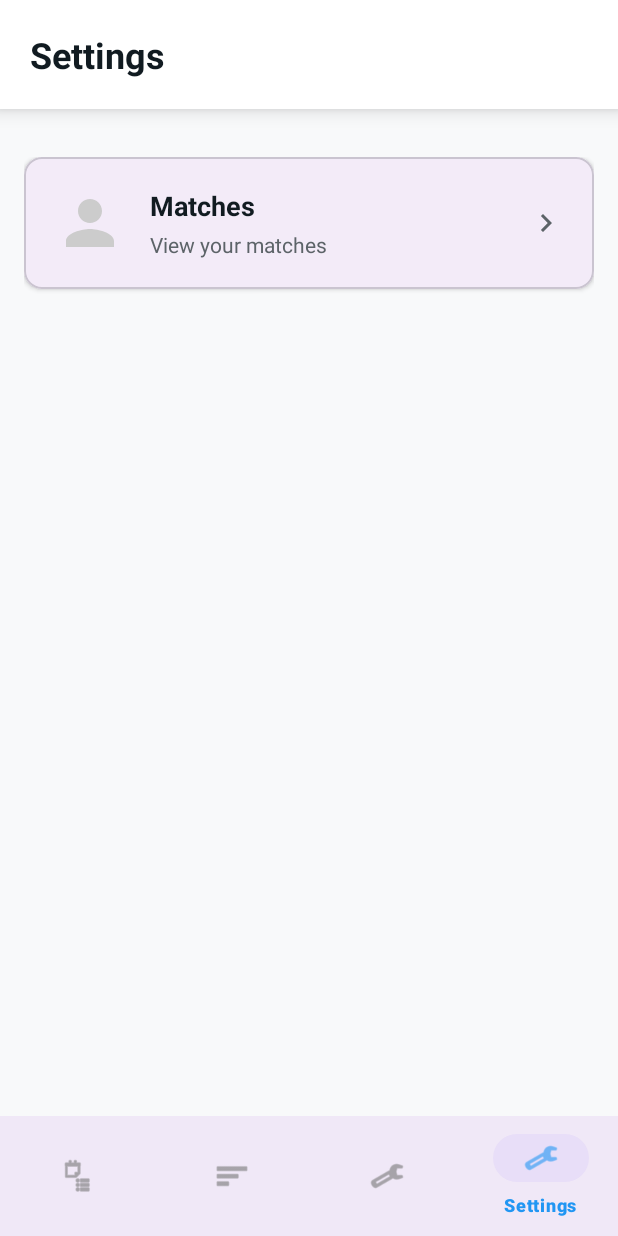
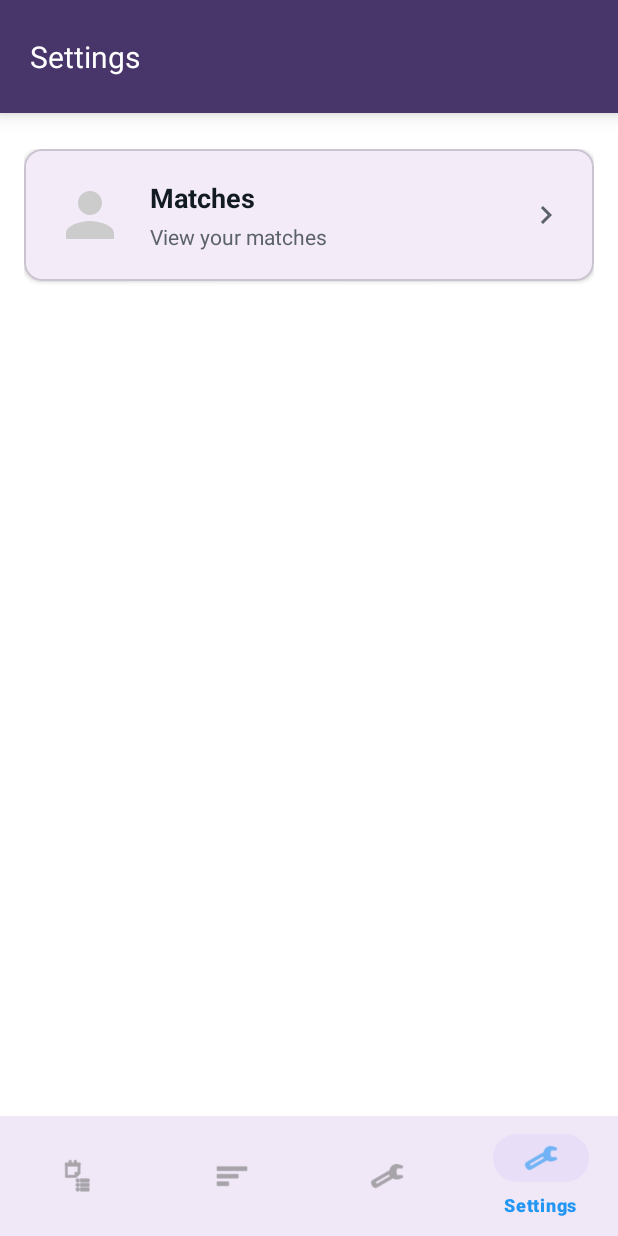
Before and after one commit to developersvsp-dev/bondly, an Android app: the screen it shows after launch once a user with an empty profile is signed in (MainActivity), item 4 of the bottom bar chosen, on a phone screen of 412 x 824 dp. Run offline under Robolectric (Android 15) with nearby library versions, the phone set to English and light mode, and no system bars; our stand-ins replace Firebase (no records; nobody signed in at launch, a user with empty details on screens opened directly).

```diff
--- a/app/src/main/java/com/vaibhav/bondly/MainActivity.java
+++ b/app/src/main/java/com/vaibhav/bondly/MainActivity.java
@@ -9,12 +9,14 @@ import android.os.Handler;
 import android.os.Looper;
 import android.util.Log;
 import android.view.View;
+import com.google.android.material.appbar.AppBarLayout;
 import com.google.android.material.bottomnavigation.BottomNavigationView;
+import androidx.appcompat.widget.Toolbar;
 import com.google.firebase.auth.FirebaseAuth;
 import com.google.firebase.auth.FirebaseUser;
-import com.google.firebase.firestore.FirebaseFirestore;  // 🔥 ADD
-import java.util.HashMap;  // 🔥 ADD
-import java.util.Map;      // 🔥 ADD
+import com.google.firebase.firestore.FirebaseFirestore;
+import java.util.HashMap;
+import java.util.Map;
 
 public class MainActivity extends AppCompatActivity {
     private static final String TAG = "MainActivity";
@@ -22,6 +24,10 @@ public class MainActivity extends AppCompatActivity {
     private FirebaseAuth mAuth;
     private View splashView;
     private boolean isNavigationSetup = false;
+
+    // 🔥 HEADER CONTROL
+    private AppBarLayout appbarHeader;
+    private Toolbar toolbar;
 
     @Override
     protected void onCreate(Bundle savedInstanceState) {
@@ -42,14 +48,10 @@ public class MainActivity extends AppCompatActivity {
             Log.d(TAG, "🔥 CURRENT USER ID: " + (user != null ? user.getUid() : "NULL"));
 
             if (user != null) {
-                // ✅ AUTO LOGIN IF NEEDED
-                if (user.isAnonymous()) {
-                    Log.d(TAG, "✅ Anonymous user OK: " + user.getUid());
-                }
+                Log.d(TAG, "✅ User exists: " + user.getUid());
                 hideSplash();
                 setupBottomNavigation();
             } else {
-                // ✅ AUTO ANONYMOUS LOGIN (Production ready)
                 mAuth.signInAnonymously()
                         .addOnCompleteListener(task -> {
                             if (task.isSuccessful()) {
@@ -78,23 +80,40 @@ public class MainActivity extends AppCompatActivity {
     private void setupBottomNavigation() {
         if (isNavigationSetup) return;
 
+        // 🔥 INITIALIZE HEADER VIEWS
+        appbarHeader = findViewById(R.id.appbar_header);
+        toolbar = findViewById(R.id.toolbar);
+
         bottomNavigation = findViewById(R.id.bottom_navigation);
         bottomNavigation.setOnItemSelectedListener(item -> {
             Fragment fragment = null;
             int id = item.getItemId();
 
-            if (id == R.id.nav_feed) fragment = new FeedFragment();
-            else if (id == R.id.nav_inbox) fragment = new InboxFragment();
-            else if (id == R.id.nav_profile) fragment = new ProfileFragment();
-            else if (id == R.id.nav_settings) fragment = new SettingsFragment();
+            if (id == R.id.nav_feed) {
+                fragment = new FeedFragment();
+                showHeader("Lifemate"); // 🔥 SHOW HEADER ONLY ON FEED
+            }
+            else if (id == R.id.nav_inbox) {
+                fragment = new InboxFragment();
+                hideHeader(); // 🔥 HIDE ON INBOX
+            }
+            else if (id == R.id.nav_profile) {
+                fragment = new ProfileFragment();
+                hideHeader();
+            }
+            else if (id == R.id.nav_settings) {
+                fragment = new SettingsFragment();
+                hideHeader();
+            }
 
             if (fragment != null) loadFragment(fragment);
             return true;
         });
 
-        // 🔥 CHANGE: Start with FEED instead of Settings
+        // 🔥 START WITH FEED + HEADER
         bottomNavigation.setSelectedItemId(R.id.nav_feed);
         loadFragment(new FeedFragment());
+        showHeader("Lifemate");
         isNavigationSetup = true;
         Log.d(TAG, "✅ APP READY on FEED - User ID: " + mAuth.getCurrentUser().getUid());
     }
@@ -103,6 +122,24 @@ public class MainActivity extends AppCompatActivity {
         FragmentTransaction transaction = getSupportFragmentManager().beginTransaction();
         transaction.replace(R.id.fragment_container, fragment);
         transaction.commit();
+    }
+
+    // 🔥 SHOW HEADER (FEED SCREEN ONLY)
+    private void showHeader(String title) {
+        if (appbarHeader != null) {
+            appbarHeader.setVisibility(View.VISIBLE);
+        }
+        if (toolbar != null) {
+            setSupportActionBar(toolbar);
+            getSupportActionBar().setTitle(title);
+        }
+    }
+
+    // 🔥 HIDE HEADER (All other screens)
+    private void hideHeader() {
+        if (appbarHeader != null) {
+            appbarHeader.setVisibility(View.GONE);
+        }
     }
 
     private void showSplash() {
@@ -135,20 +172,19 @@ public class MainActivity extends AppCompatActivity {
             mAuth.removeAuthStateListener(firebaseAuth -> {});
         }
     }
-    // 🔥 ADD THESE 2 METHODS (app online/offline)
+
     @Override
     protected void onStart() {
         super.onStart();
-        updateUserStatus(true);  // Set ONLINE
+        updateUserStatus(true);
     }
 
     @Override
     protected void onStop() {
         super.onStop();
-        updateUserStatus(false); // Set OFFLINE
+        updateUserStatus(false);
     }
 
-    // 🔥 ADD THIS METHOD
     private void updateUserStatus(boolean isOnline) {
         String uid = mAuth.getCurrentUser() != null ? mAuth.getCurrentUser().getUid() : null;
         if (uid == null) return;
@@ -158,7 +194,7 @@ public class MainActivity extends AppCompatActivity {
         status.put("lastSeen", System.currentTimeMillis());
 
         FirebaseFirestore.getInstance().collection("users").document(uid)
-                .set(status, com.google.firebase.firestore.SetOptions.merge())  // MERGE (don't overwrite other fields)
+                .set(status, com.google.firebase.firestore.SetOptions.merge())
                 .addOnFailureListener(e -> Log.e(TAG, "Failed to update status", e));
     }
 }
--- a/app/src/main/res/layout/activity_main.xml
+++ b/app/src/main/res/layout/activity_main.xml
@@ -3,16 +3,36 @@
     xmlns:app="http://schemas.android.com/apk/res-auto"
     android:layout_width="match_parent"
     android:layout_height="match_parent"
+    android:fitsSystemWindows="true"
     android:orientation="vertical">
 
-    <!-- Fragment container (main content area) -->
-    <FrameLayout
+    <!-- 🔥 WHATSAPP HEADER - HIDDEN by default -->
+    <com.google.android.material.appbar.AppBarLayout
+        android:id="@+id/appbar_header"
+        android:layout_width="match_parent"
+        android:layout_height="wrap_content"
+        android:visibility="gone">
+
+        <androidx.appcompat.widget.Toolbar
+            android:id="@+id/toolbar"
+            android:layout_width="match_parent"
+            android:layout_height="?attr/actionBarSize"
+            android:background="@color/green_whatsapp"
+            app:popupTheme="@style/ThemeOverlay.AppCompat.Light"
+            app:titleTextColor="@android:color/white"
+            app:titleTextAppearance="@style/TextAppearance.AppCompat.Widget.ActionBar.Title"
+            app:title="Lifemate" />
+
+    </com.google.android.material.appbar.AppBarLayout>
+
+    <!-- Fragment container -->
+    <androidx.fragment.app.FragmentContainerView
         android:id="@+id/fragment_container"
         android:layout_width="match_parent"
         android:layout_height="0dp"
         android:layout_weight="1" />
 
-    <!-- Bottom Navigation Bar -->
+    <!-- Bottom Navigation -->
     <com.google.android.material.bottomnavigation.BottomNavigationView
         android:id="@+id/bottom_navigation"
         android:layout_width="match_parent"
@@ -22,11 +42,12 @@
         app:itemTextColor="@color/selector_bottom_nav"
         app:menu="@menu/bottom_nav_menu" />
 
+    <!-- Splash overlay -->
     <ProgressBar
         android:id="@+id/splash_view"
         android:layout_width="wrap_content"
         android:layout_height="wrap_content"
-        android:layout_centerInParent="true"
+        android:layout_gravity="center"
         android:visibility="gone" />
 
 </LinearLayout>
--- a/app/src/main/res/layout/fragment_settings.xml
+++ b/app/src/main/res/layout/fragment_settings.xml
@@ -4,37 +4,37 @@
     android:layout_width="match_parent"
     android:layout_height="match_parent"
     android:orientation="vertical"
-    android:background="#F8F9FA">
+    android:background="#FFFFFF">
 
-    <!-- 🔥 WHATSAPP HEADER -->
+    <!-- 🔥 PURPLE WHATSAPP SETTINGS HEADER -->
     <LinearLayout
         android:layout_width="match_parent"
         android:layout_height="wrap_content"
         android:orientation="horizontal"
-        android:padding="20dp"
-        android:background="@android:color/white"
+        android:paddingHorizontal="20dp"
+        android:paddingVertical="24dp"
+        android:background="#48366B"
         android:elevation="8dp">
 
         <TextView
             android:layout_width="wrap_content"
             android:layout_height="wrap_content"
             android:text="Settings"
-            android:textSize="24sp"
-            android:textStyle="bold"
-            android:textColor="#111B21"
+            android:textSize="20sp"
+            android:textColor="@android:color/white"
             android:layout_gravity="center_vertical" />
 
     </LinearLayout>
 
-    <!-- 🔥 WHATSAPP CARDS -->
+    <!-- 🔥 SETTINGS CARDS CONTAINER -->
     <LinearLayout
         android:layout_width="match_parent"
         android:layout_height="wrap_content"
-        android:layout_marginTop="16dp"
-        android:orientation="vertical"
-        android:padding="16dp">
+        android:layout_marginTop="24dp"
+        android:layout_marginHorizontal="16dp"
+        android:orientation="vertical">
 
-        <!-- 🔥 MATCHES BUTTON - WhatsApp Style -->
+        <!-- 🔥 MATCHES BUTTON - PERFECTLY MATCHES YOUR JAVA CODE -->
         <com.google.android.material.card.MaterialCardView
             android:layout_width="match_parent"
             android:layout_height="wrap_content"
@@ -42,7 +42,6 @@
             app:cardCornerRadius="12dp"
             app:cardElevation="2dp">
 
-            <!-- 🔥 FIXED: Added ID + Ripple effect -->
             <LinearLayout
                 android:id="@+id/btn_matches"
                 android:layout_width="match_parent"
@@ -51,8 +50,9 @@
                 android:padding="20dp"
                 android:clickable="true"
                 android:focusable="true"
-                android:background="?attr/selectableItemBackground">
+                android:foreground="?attr/selectableItemBackground">
 
+                <!-- Icon -->
                 <ImageView
                     android:layout_width="48dp"
                     android:layout_height="48dp"
@@ -63,6 +63,7 @@
                     app:strokeColor="@android:color/transparent"
                     android:scaleType="centerCrop" />
 
+                <!-- Text Content -->
                 <LinearLayout
                     android:layout_width="0dp"
                     android:layout_height="wrap_content"
@@ -75,7 +76,8 @@
                         android:text="Matches"
                         android:textSize="18sp"
                         android:textStyle="bold"
-                        android:textColor="#111B21" />
+                        android:textColor="#111B21"
+                        android:layout_gravity="center_vertical" />
 
                     <TextView
                         android:layout_width="match_parent"
@@ -87,6 +89,7 @@
 
                 </LinearLayout>
 
+                <!-- Arrow -->
                 <ImageView
                     android:layout_width="24dp"
                     android:layout_height="24dp"
@@ -98,6 +101,12 @@
 
         </com.google.android.material.card.MaterialCardView>
 
+        <!-- 🔥 SPACE FILLER - Makes layout match_parent -->
+        <View
+            android:layout_width="match_parent"
+            android:layout_height="0dp"
+            android:layout_weight="1" />
+
     </LinearLayout>
 
 </LinearLayout>
--- a/app/src/main/res/values/colors.xml
+++ b/app/src/main/res/values/colors.xml
@@ -5,4 +5,5 @@
     <color name="splash_background">#834EE2</color>
     <color name="primary_color">#2196F3</color>
     <color name="purple_500">#FF6200EE</color>
+    <color name="green_whatsapp">#443168</color>
 </resources>
--- a/app/src/main/res/values/styles.xml
+++ b/app/src/main/res/values/styles.xml
@@ -5,6 +5,9 @@
         <item name="cornerSize">50%</item>
     </style>
 
-
+    <style name="WhatsAppToolbar" parent="Widget.AppCompat.Toolbar">
+        <item name="android:textSize">20sp</item>
+        <item name="android:textStyle">bold</item>
+    </style>
 
 </resources>
```
